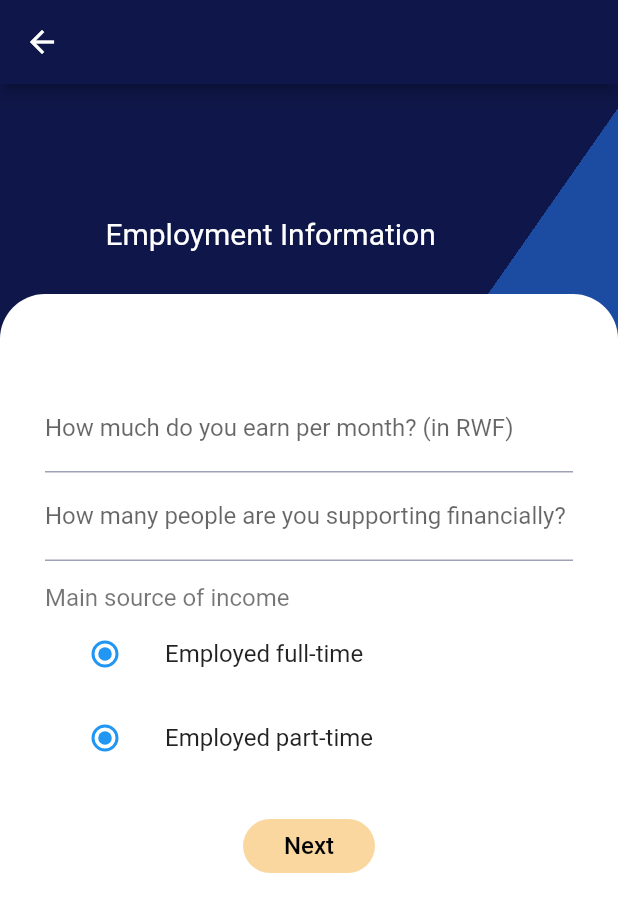
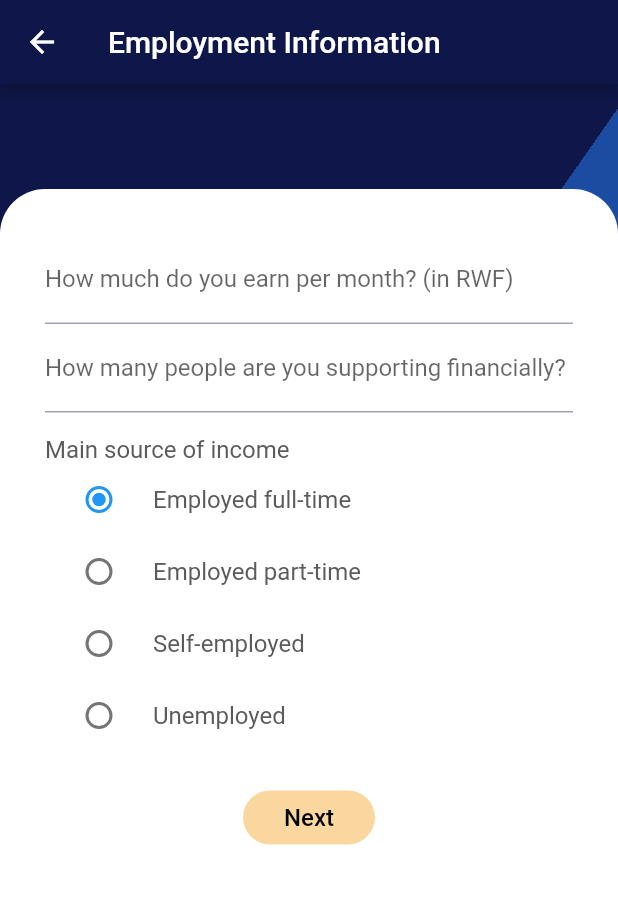
Before and after one commit to Wendy123-4/Cohort2_Seeka_Group4, a Flutter app: the RequestLoanForm screen opened directly, after a tap on "Next", on a phone screen of 412 x 824 dp. Shown: the top 912 px of the screen. Run offline on Flutter 3.47's test engine with Material 2 defaults, Android fonts, the phone set to English and light mode, and no system bars; our stand-ins replace cloud_firestore, firebase_auth, firebase_dynamic_links, flutter_signin_button, google_fonts, google_sign_in; accounts and stored records are empty.

Commit message:
Finished radio buttons and margin alignment

```diff
--- a/lib/controllers/Constants.dart
+++ b/lib/controllers/Constants.dart
@@ -26,3 +26,4 @@ const kBodyColor = Color(0xFFE5EDFA);
 const kAccentColor = Color(0xFFEE7943);
 const kCardName = Color(0xFF072249);
 const kIconsColor = Color(0xFF9B9DB4);
+const textColor = Color(0xFF5B5B5B);
--- a/lib/pages/RequestLoanForm.dart
+++ b/lib/pages/RequestLoanForm.dart
@@ -17,7 +17,9 @@ class _RequestLoanFormState extends State<RequestLoanForm> {
   @override
   Widget build(BuildContext context) {
     return Scaffold(
-      appBar: AppBar(),
+      appBar: AppBar(
+        title: Text("Personal Information"),
+      ),
       body: Stack(
         children: <Widget>[
           //  ===========  I think we should also leave comments in our code to indicate what different items
@@ -40,13 +42,13 @@ class _RequestLoanFormState extends State<RequestLoanForm> {
               ),
             ),
             // Inserting the header widget here
-            child: header,
+            // child: header,
           ),
 
           // The rest of the white body
           Container(
-            margin: EdgeInsets.only(top: 140.0),
-            padding: EdgeInsets.only(top: 10.0),
+            margin: EdgeInsets.only(top: 70.0),
+            padding: EdgeInsets.only(top: 1.0),
             decoration: BoxDecoration(
               color: Colors.white,
               borderRadius: BorderRadius.only(
--- a/lib/pages/RequestLoanForm2.dart
+++ b/lib/pages/RequestLoanForm2.dart
@@ -15,7 +15,7 @@ class _RequestLoanFormTwoState extends State<RequestLoanFormTwo> {
   @override
   Widget build(BuildContext context) {
     return Scaffold(
-      appBar: AppBar(),
+      appBar: AppBar(title: Text("Employment Information"),),
       body: Stack(
         children: <Widget>[
           //  ===========  I think we should also leave comments in our code to indicate what different items
@@ -38,13 +38,13 @@ class _RequestLoanFormTwoState extends State<RequestLoanFormTwo> {
               ),
             ),
             // Inserting the header widget here
-            child: header,
+            // child: header,
           ),
 
           // The rest of the white body
           Container(
-            margin: EdgeInsets.only(top: 140.0),
-            padding: EdgeInsets.only(top: 10.0),
+            margin: EdgeInsets.only(top: 70.0),
+            padding: EdgeInsets.only(top: 1.0),
             decoration: BoxDecoration(
               color: Colors.white,
               borderRadius: BorderRadius.only(
@@ -55,11 +55,9 @@ class _RequestLoanFormTwoState extends State<RequestLoanFormTwo> {
             child: Form(
                 child: Column(
               children: <Widget>[
-                Padding(padding: EdgeInsets.only(top: 20)),
                 Padding(padding: EdgeInsets.only(bottom: 30)),
 
                 // Form Input Widgets
-
                 Padding(
                   padding: EdgeInsets.only(left: 30.0, right: 30.0),
                   child: TextFormField(
@@ -91,7 +89,7 @@ class _RequestLoanFormTwoState extends State<RequestLoanFormTwo> {
                       alignment: Alignment.centerLeft,
                       child: Text(
                         'Main source of income',
-                        style: TextStyle(fontSize: 16, color: Colors.black54),
+                        style: TextStyle(fontSize: 16, color: textColor),
                       ),
                     )),
 
@@ -100,19 +98,55 @@ class _RequestLoanFormTwoState extends State<RequestLoanFormTwo> {
                   child: Column(
                     children: <Widget>[
                       ListTile(
-                        title: const Text('Employed full-time'),
+                        dense: true,
+                        title: const Text(
+                          'Employed full-time',
+                          style: TextStyle(fontSize: 16, color: textColor),
+                        ),
                         leading: Radio(
                           value: 'Employed full-time',
                           groupValue: 'Employed full-time',
                           onChanged: (String value) {},
+                          materialTapTargetSize: MaterialTapTargetSize.shrinkWrap
                         ),
                       ),
                       ListTile(
-                        title: const Text('Employed part-time'),
+                        dense: true,
+                        title: const Text(
+                          'Employed part-time',
+                          style: TextStyle(fontSize: 16, color: textColor),
+                        ),
                         leading: Radio(
                           value: 'Employed part-time',
-                          groupValue: 'Employed part-time',
+                          groupValue: 'Employed full-time',
                           onChanged: (String value) {},
+                          materialTapTargetSize: MaterialTapTargetSize.shrinkWrap
+                        ),
+                      ),
+                      ListTile(
+                        dense: true,
+                        title: const Text(
+                          'Self-employed',
+                          style: TextStyle(fontSize: 16, color: textColor),
+                        ),
+                        leading: Radio(
+                          value: 'Self-employed',
+                          groupValue: 'Employed full-time',
+                          onChanged: (String value) {},
+                          materialTapTargetSize: MaterialTapTargetSize.shrinkWrap
+                        ),
+                      ),
+                      ListTile(
+                        dense: true,
+                        title: const Text(
+                          'Unemployed',
+                          style: TextStyle(fontSize: 16, color: textColor),
+                        ),
+                        leading: Radio(
+                          value: 'Unemployed',
+                          groupValue: 'Employed full-time',
+                          onChanged: (String value) {},
+                          materialTapTargetSize: MaterialTapTargetSize.shrinkWrap
                         ),
                       ),
                     ],
```
